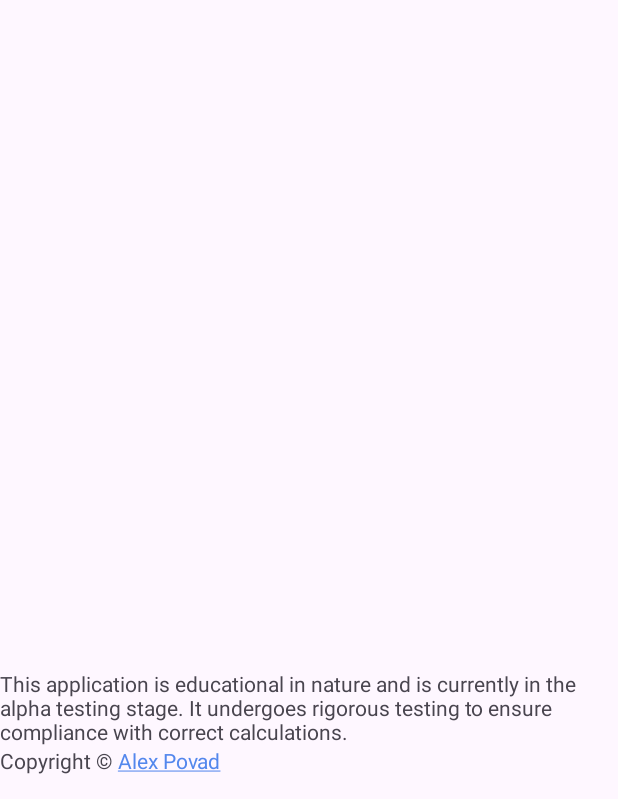
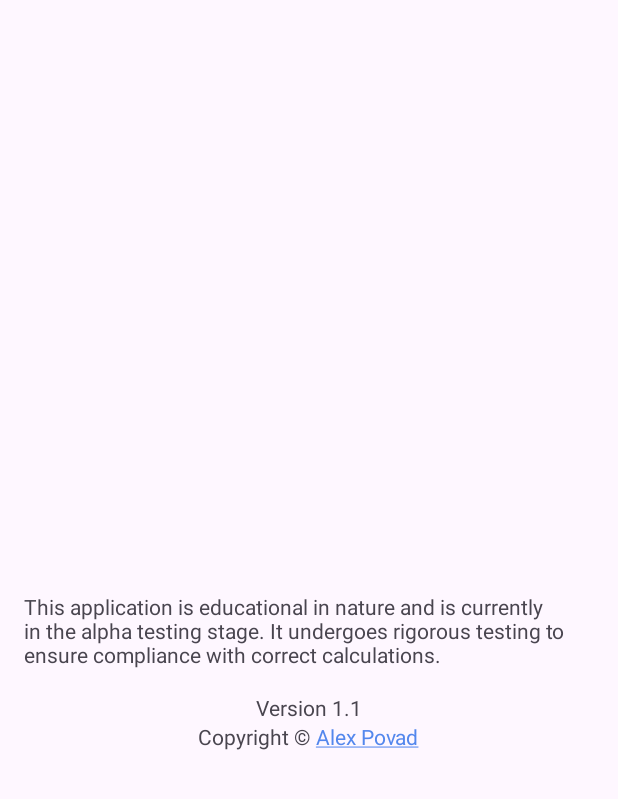
Before and after one commit to ialexpovad/Diophantine, an Android app: the AboutActivity screen opened directly, with no data from a screen before it, on a phone screen of 412 x 824 dp, the part 437-1236 px from its top. Run offline under Robolectric (Android 15) with nearby library versions, the phone set to English and light mode, and no system bars.

Commit message:
updated about app, add versioning

```diff
--- a/app/build.gradle.kts
+++ b/app/build.gradle.kts
@@ -11,7 +11,7 @@ android {
         minSdk = 23
         targetSdk = 34
         versionCode = 1
-        versionName = "1.0"
+        versionName = "1.1"
 
         testInstrumentationRunner = "androidx.test.runner.AndroidJUnitRunner"
     }
--- a/app/src/main/res/layout/activity_about.xml
+++ b/app/src/main/res/layout/activity_about.xml
@@ -7,11 +7,13 @@
     android:fitsSystemWindows="true"
     tools:context=".AboutActivity">
 
+    <!-- App Bar -->
     <com.google.android.material.appbar.AppBarLayout
         android:layout_width="match_parent"
         android:layout_height="wrap_content"
         android:theme="@style/AppTheme.AppBarOverlay">
 
+        <!-- Toolbar -->
         <androidx.appcompat.widget.Toolbar
             android:id="@+id/toolbar"
             android:layout_width="match_parent"
@@ -21,6 +23,12 @@
 
     </com.google.android.material.appbar.AppBarLayout>
 
+    <!-- Main Content -->
+    <RelativeLayout
+        android:layout_width="match_parent"
+        android:layout_height="match_parent">
+
+        <!-- About Text -->
         <TextView
             android:id="@+id/about_text_view"
             android:layout_width="match_parent"
@@ -30,32 +38,52 @@
             android:padding="16dp"
             android:layout_marginTop="?attr/actionBarSize" />
 
+        <!-- Bottom Frame Layout -->
+        <FrameLayout
+            android:layout_width="match_parent"
+            android:layout_height="wrap_content"
+            android:layout_gravity="bottom|center_horizontal"
+            android:padding="16dp"
+            android:layout_marginBottom="16dp"
+            android:layout_alignParentBottom="true">
+
+            <!-- Bottom LinearLayout -->
             <LinearLayout
                 android:layout_width="wrap_content"
                 android:layout_height="wrap_content"
-        android:layout_gravity="bottom|center_horizontal"
-        android:layout_marginBottom="16dp"
-        android:orientation="vertical">
+                android:orientation="vertical"
+                android:layout_gravity="bottom|center_horizontal">
 
-
-
-        <!-- Add the following TextView for the educational alpha testing notice -->
+                <!-- Testing Notice -->
                 <TextView
                     android:id="@+id/testingNoticeTextView"
                     android:layout_width="wrap_content"
                     android:layout_height="wrap_content"
                     android:text="@string/testing_notice"
+                    android:textSize="14sp" />
+
+                <!-- Version -->
+                <!-- TODO: add autoupdate versioning -->
+                <TextView
+                    android:id="@+id/versionTextView"
+                    android:layout_width="wrap_content"
+                    android:layout_height="wrap_content"
+                    android:text="@string/version"
                     android:textSize="14sp"
-            android:autoLink="web" />
+                    android:layout_marginTop="16dp"
+                    android:layout_gravity="bottom|center_horizontal" />
 
+                <!-- Copyright -->
                 <TextView
                     android:id="@+id/copyrightTextView"
                     android:layout_width="wrap_content"
                     android:layout_height="wrap_content"
                     android:text="@string/copyright"
                     android:textSize="14sp"
-            android:autoLink="web" />
+                    android:autoLink="web"
+                    android:layout_gravity="bottom|center_horizontal" />
 
             </LinearLayout>
-
+        </FrameLayout>
+    </RelativeLayout>
 </androidx.coordinatorlayout.widget.CoordinatorLayout>
--- a/app/src/main/res/values/strings.xml
+++ b/app/src/main/res/values/strings.xml
@@ -28,5 +28,5 @@
     <string name="calculate_button_text">Calculate</string>
 
     <string name="testing_notice">This application is educational in nature and is currently in the alpha testing stage. It undergoes rigorous testing to ensure compliance with correct calculations.</string>
-
+    <string name="version">Version 1.1</string>
 </resources>
```
Also changed, not shown: app/src/main/java/com/example/diophantine/AboutActivity.java (line endings or trailing spaces), 1 other file. Lines whose indentation alone changed are shown as unchanged.
